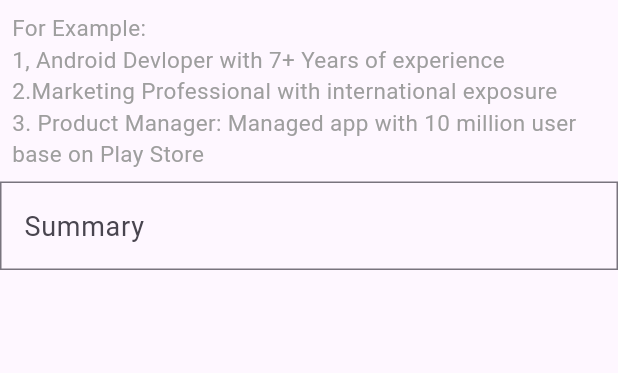
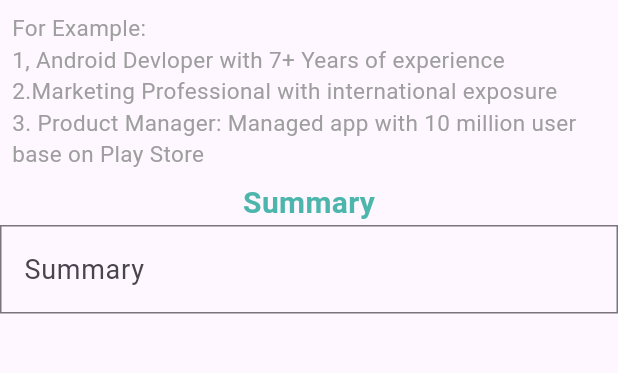
Before and after one commit to Dipeshmaurya1/resume_app1, a Flutter app: the ContactInfo screen opened by its route, tab 2 chosen, on a phone screen of 412 x 824 dp, the part 288-661 px from its top. Run offline on Flutter 3.47's test engine with Material 3 defaults, Android fonts, the phone set to English and light mode, and no system bars.

Commit message:
career_Screen

```diff
--- a/lib/Screens/Information_Screens/Contact_Info_Screen.dart
+++ b/lib/Screens/Information_Screens/Contact_Info_Screen.dart
@@ -1,19 +1,23 @@
 // import 'dart:html';
 
 import 'package:flutter/cupertino.dart';
+
 // import 'package:flutter/gestures.dart';
 import 'package:flutter/material.dart';
 import 'package:flutter/painting.dart';
 import 'package:flutter/rendering.dart';
 import 'package:flutter/widgets.dart';
 
+import 'EducationScreen.dart';
+import 'Summary_Screen.dart';
+
 class ContactInfo extends StatefulWidget {
   const ContactInfo({super.key});
 
   @override
   State<ContactInfo> createState() => _ContactInfoState();
+}
 
-}
 TextEditingController txtname = TextEditingController();
 TextEditingController txtemail = TextEditingController();
 TextEditingController txtcontact = TextEditingController();
@@ -26,77 +30,159 @@ TextEditingController txtnationality = TextEditingController();
 TextEditingController txtheading = TextEditingController();
 TextEditingController txtsummary = TextEditingController();
 TextEditingController txtobjective = TextEditingController();
+
 class _ContactInfoState extends State<ContactInfo> {
   @override
   Widget build(BuildContext context) {
-    return SafeArea(child: DefaultTabController(
+    return SafeArea(
+        child: DefaultTabController(
       length: 7,
       child: Scaffold(
-
           appBar: AppBar(
             bottom: TabBar(
               isScrollable: true,
               tabs: [
                 Tab(
-                child: Text('Contact Info',style: TextStyle(fontSize: 15,color: Colors.white),),
+                  child: Text(
+                    'Contact Info',
+                    style: TextStyle(fontSize: 15, color: Colors.white),
+                  ),
                 ),
                 Tab(
-                child: Text('Heading & Summary',style: TextStyle(fontSize: 15,color: Colors.white),),
+                  child: Text(
+                    'Heading & Summary',
+                    style: TextStyle(fontSize: 15, color: Colors.white),
+                  ),
                 ),
                 Tab(
-                child: Text('Career Objective',style: TextStyle(fontSize: 15,color: Colors.white),),
+                  child: Text(
+                    'Career Objective',
+                    style: TextStyle(fontSize: 15, color: Colors.white),
+                  ),
                 ),
                 Tab(
-                child: Text('Career Objective',style: TextStyle(fontSize: 15,color: Colors.white),),
+                  child: Text(
+                    'Career Objective',
+                    style: TextStyle(fontSize: 15, color: Colors.white),
+                  ),
                 ),
                 Tab(
-                child: Text('Career Objective',style: TextStyle(fontSize: 15,color: Colors.white),),
+                  child: Text(
+                    'Career Objective',
+                    style: TextStyle(fontSize: 15, color: Colors.white),
+                  ),
                 ),
                 Tab(
-                child: Text('Career Objective',style: TextStyle(fontSize: 15,color: Colors.white),),
+                  child: Text(
+                    'Career Objective',
+                    style: TextStyle(fontSize: 15, color: Colors.white),
+                  ),
                 ),
                 Tab(
-                child: Text('Career Objective',style: TextStyle(fontSize: 15,color: Colors.white),),
+                  child: Text(
+                    'Career Objective',
+                    style: TextStyle(fontSize: 15, color: Colors.white),
+                  ),
                 ),
               ],
             ),
-          title: Text('Resume Builder',style: TextStyle(color: Colors.white,fontWeight: FontWeight.w600),),backgroundColor: Colors.teal.shade300,),
-        body:
-        TabBarView(
+            title: Text(
+              'Resume Builder',
+              style:
+                  TextStyle(color: Colors.white, fontWeight: FontWeight.w600),
+            ),
+            backgroundColor: Colors.teal.shade300,
+          ),
+          body: TabBarView(
             children: [
               SingleChildScrollView(
                 child: Column(
                   children: [
-                  SizedBox(height: 20,),
-                  DetailTextFeild(name: 'Name', keyboardType: TextInputType.name, textinputAction: TextInputAction.next, editController: txtname),
-                  SizedBox(height: 5,),
-                  DetailTextFeild(name: 'Email Id', keyboardType: TextInputType.emailAddress, textinputAction: TextInputAction.next, editController: txtemail),
-                  SizedBox(height: 5,),
-                  DetailTextFeild(name: 'Contact Number', keyboardType: TextInputType.number, textinputAction: TextInputAction.next, editController: txtcontact),
-                  SizedBox(height: 5,),
-                  DetailTextFeild(name: 'Date of Birth', keyboardType: TextInputType.datetime, textinputAction: TextInputAction.done, editController: txtdob),
+                    SizedBox(
+                      height: 20,
+                    ),
+                    DetailTextFeild(
+                        name: 'Name',
+                        keyboardType: TextInputType.name,
+                        textinputAction: TextInputAction.next,
+                        editController: txtname),
+                    SizedBox(
+                      height: 5,
+                    ),
+                    DetailTextFeild(
+                        name: 'Email Id',
+                        keyboardType: TextInputType.emailAddress,
+                        textinputAction: TextInputAction.next,
+                        editController: txtemail),
+                    SizedBox(
+                      height: 5,
+                    ),
+                    DetailTextFeild(
+                        name: 'Contact Number',
+                        keyboardType: TextInputType.number,
+                        textinputAction: TextInputAction.next,
+                        editController: txtcontact),
+                    SizedBox(
+                      height: 5,
+                    ),
+                    DetailTextFeild(
+                        name: 'Date of Birth',
+                        keyboardType: TextInputType.datetime,
+                        textinputAction: TextInputAction.done,
+                        editController: txtdob),
 
                     Padding(
-
                       padding: const EdgeInsets.only(left: 8),
-                    child: Column( children: [Text('Gender',style: TextStyle(fontSize: 20,fontWeight: FontWeight.w400),),
-                      Divider(height: 20,thickness: 10,),
-                      buildRadioListTilegender(userGender: 'male', usertitleGender: 'Male',),
-                      buildRadioListTilegender(userGender: 'female', usertitleGender: 'Female'),
-                      Divider(height: 20,thickness: 10,)
-                    ],),
-
+                      child: Column(
+                        children: [
+                          Text(
+                            'Gender',
+                            style: TextStyle(
+                                fontSize: 20, fontWeight: FontWeight.w400),
+                          ),
+                          Divider(
+                            height: 20,
+                            thickness: 10,
+                          ),
+                          buildRadioListTilegender(
+                            userGender: 'male',
+                            usertitleGender: 'Male',
+                          ),
+                          buildRadioListTilegender(
+                              userGender: 'female', usertitleGender: 'Female'),
+                          Divider(
+                            height: 20,
+                            thickness: 10,
+                          )
+                        ],
+                      ),
                     ),
                     Padding(
-
                       padding: const EdgeInsets.only(left: 8),
-                    child: Column( children: [Text('Marital Status',style: TextStyle(fontSize: 20,fontWeight: FontWeight.w400),),
-                      Divider(height: 20,thickness: 10,),
-                      buildRadioListTilestatus(userGender: 'single', usertitleGender: 'Single',),
-                      buildRadioListTilestatus(userGender: 'married', usertitleGender: 'Married'),
-                      Divider(height: 20,thickness: 10,)
-                    ],),
-
+                      child: Column(
+                        children: [
+                          Text(
+                            'Marital Status',
+                            style: TextStyle(
+                                fontSize: 20, fontWeight: FontWeight.w400),
+                          ),
+                          Divider(
+                            height: 20,
+                            thickness: 10,
+                          ),
+                          buildRadioListTilestatus(
+                            userGender: 'single',
+                            usertitleGender: 'Single',
+                          ),
+                          buildRadioListTilestatus(
+                              userGender: 'married',
+                              usertitleGender: 'Married'),
+                          Divider(
+                            height: 20,
+                            thickness: 10,
+                          )
+                        ],
+                      ),
                     ),
                     // Padding(
                     //   padding: const EdgeInsets.only(left: 8),
@@ -105,137 +191,105 @@ class _ContactInfoState extends State<ContactInfo> {
                     //     Expanded(child: buildRadioListTilestatus(userGender: 'married', usertitleGender: 'Married')),
                     //   ],),
                     // ),
-                  DetailTextFeild(name: 'Address', keyboardType: TextInputType.streetAddress, textinputAction: TextInputAction.next, editController: txtaddress),
-                  SizedBox(height: 5,),
-                  DetailTextFeild(name: 'City', keyboardType: TextInputType.streetAddress, textinputAction: TextInputAction.next, editController: txtcity),
-                  SizedBox(height: 5,),
-                  DetailTextFeild(name: 'State', keyboardType: TextInputType.streetAddress, textinputAction: TextInputAction.next, editController: txtstate),
-                  SizedBox(height: 5,),
-                  DetailTextFeild(name: 'Pincode/Zipcode/Areacode', keyboardType: TextInputType.streetAddress, textinputAction: TextInputAction.next, editController: txtpincode),
-                  SizedBox(height: 5,),
-                  DetailTextFeild(name: 'Nationality', keyboardType: TextInputType.streetAddress, textinputAction: TextInputAction.done, editController: txtnationality),
+                    DetailTextFeild(
+                        name: 'Address',
+                        keyboardType: TextInputType.streetAddress,
+                        textinputAction: TextInputAction.next,
+                        editController: txtaddress),
+                    SizedBox(
+                      height: 5,
+                    ),
+                    DetailTextFeild(
+                        name: 'City',
+                        keyboardType: TextInputType.streetAddress,
+                        textinputAction: TextInputAction.next,
+                        editController: txtcity),
+                    SizedBox(
+                      height: 5,
+                    ),
+                    DetailTextFeild(
+                        name: 'State',
+                        keyboardType: TextInputType.streetAddress,
+                        textinputAction: TextInputAction.next,
+                        editController: txtstate),
+                    SizedBox(
+                      height: 5,
+                    ),
+                    DetailTextFeild(
+                        name: 'Pincode/Zipcode/Areacode',
+                        keyboardType: TextInputType.streetAddress,
+                        textinputAction: TextInputAction.next,
+                        editController: txtpincode),
+                    SizedBox(
+                      height: 5,
+                    ),
+                    DetailTextFeild(
+                        name: 'Nationality',
+                        keyboardType: TextInputType.streetAddress,
+                        textinputAction: TextInputAction.done,
+                        editController: txtnationality),
                   ],
                 ),
               ),
-            SingleChildScrollView(
-              child: Column(
-                children: [
-                  Row(mainAxisAlignment: MainAxisAlignment.center,
-                    children: [
-                      Text('Resume Heading',style: TextStyle(fontSize: 20,color: Colors.teal.shade300,fontWeight: FontWeight.bold),),
+              SummaryHeadingScreen(),
+              EducationScreen(),
+
             ],
-                  ),
-                  TextFormField(
-                    controller: txtheading,
-                    decoration: InputDecoration(
-                        hintText: 'Resume Heading & Summary',
-                        hintStyle: TextStyle(fontWeight: FontWeight.w400,fontSize: 18),
-                        focusedBorder: OutlineInputBorder(
-                            borderSide: BorderSide(
-                                color: Colors.teal.shade300,
-                                width: 3
-                            )
-                        ),
-                        border: OutlineInputBorder(
-                          borderRadius: BorderRadius.only(bottomLeft: Radius.zero),
-                        )
-                    ),
-                  ),
-                  Padding(
-                    padding: const EdgeInsets.all(8.0),
-                    child: Column(
-                      crossAxisAlignment: CrossAxisAlignment.start,
-                      children: [
-                        Text('For Example:',style: TextStyle(fontSize: 15,fontWeight: FontWeight.w400,color: Colors.grey),),
-                        Text('1, Android Devloper with 7+ Years of experience',style: TextStyle(fontSize: 15,fontWeight: FontWeight.w400,color: Colors.grey),),
-                        Text('2.Marketing Professional with international exposure',style: TextStyle(fontSize: 15,fontWeight: FontWeight.w400,color: Colors.grey),),
-                        Text('3. Product Manager: Managed app with 10 million user base on Play Store',style: TextStyle(fontSize: 15,fontWeight: FontWeight.w400,color: Colors.grey),)
-                      ],
-                    ),
-                  ),
-                  TextFormField(
-                    maxLines: null,
-                    controller: txtsummary,
-                    decoration: InputDecoration(
-                        hintText: 'Summary',
-                        hintStyle: TextStyle(fontWeight: FontWeight.w400,fontSize: 18),
-                        focusedBorder: OutlineInputBorder(
-                            borderSide: BorderSide(
-                                color: Colors.teal.shade300,
-                                width: 3
-                            )
-                        ),
-                        border: OutlineInputBorder(
-                          borderRadius: BorderRadius.only(bottomLeft: Radius.zero),
-                        )
-                    ),
-                  ),
-                ],
-              ),
-            ),
-            Column(
-              // mainAxisAlignment: MainAxisAlignment.spaceBetween,
-              children: [
-                Row(mainAxisAlignment: MainAxisAlignment.center,
-                  children: [
-                    Text('Career Objective',style: TextStyle(fontSize: 20,color: Colors.teal.shade300,fontWeight: FontWeight.bold),),
-                  ],
-                ),
-                TextFormField(
-                  keyboardType: TextInputType.multiline,
-                  textInputAction: TextInputAction.newline,
-                  maxLines: null,
-                  controller: txtobjective,
-                  decoration: InputDecoration(
-                      hintText: 'Career Objective',
-                      focusedBorder: OutlineInputBorder(
-                          borderSide: BorderSide(
-                              color: Colors.teal.shade300,
-                              width: 3
-                          )
-                      ),
-                      border: OutlineInputBorder(
-                        borderRadius: BorderRadius.only(bottomLeft: Radius.zero),
-                      )
-                  ),
-                ),
-                FloatingActionButton(onPressed: (){},child: Icon(Icons.add_circle_outline_outlined),)
-              ],
-            ),
-          ],
-        )
-
-      ),
+          )),
     ));
   }
-String gender ='Male';
-  RadioListTile<String> buildRadioListTilegender({required userGender,required usertitleGender}) {
+
+
+
+
+
+  String gender = 'Male';
+
+  RadioListTile<String> buildRadioListTilegender(
+      {required userGender, required usertitleGender}) {
     return RadioListTile(
       value: userGender,
       groupValue: gender,
-      title: Text(usertitleGender,style: TextStyle(fontSize:13),),
+      title: Text(
+        usertitleGender,
+        style: TextStyle(fontSize: 13),
+      ),
       onChanged: (value) {
-        setState(() {
+        setState(
+          () {
             gender = value!;
-        },);
           },
         );
-  }
-  String status='Single';
-  RadioListTile<String> buildRadioListTilestatus({required userGender,required usertitleGender}) {
-    return RadioListTile(
-      value: userGender,
-      groupValue: status,
-      title: Text(usertitleGender,style: TextStyle(fontSize:13),),
-      onChanged: (value) {
-        setState(() {
-          status = value!;
-        },);
       },
     );
   }
 
-  TextFormField DetailTextFeild({required name,required keyboardType,required textinputAction,required editController}) {
+  String status = 'Single';
+
+  RadioListTile<String> buildRadioListTilestatus(
+      {required userGender, required usertitleGender}) {
+    return RadioListTile(
+      value: userGender,
+      groupValue: status,
+      title: Text(
+        usertitleGender,
+        style: TextStyle(fontSize: 13),
+      ),
+      onChanged: (value) {
+        setState(
+          () {
+            status = value!;
+          },
+        );
+      },
+    );
+  }
+
+  TextFormField DetailTextFeild(
+      {required name,
+      required keyboardType,
+      required textinputAction,
+      required editController}) {
     return TextFormField(
       controller: editController,
       keyboardType: keyboardType,
@@ -246,13 +300,11 @@ String gender ='Male';
           focusedBorder: OutlineInputBorder(
               borderSide: BorderSide(
             color: Colors.teal.shade300,
-              )
-            ),
+          )),
           border: OutlineInputBorder(
-              borderRadius: BorderRadius.only(bottomLeft:Radius.zero,bottomRight: Radius.zero),
-            )
-
-          ),
+            borderRadius: BorderRadius.only(
+                bottomLeft: Radius.zero, bottomRight: Radius.zero),
+          )),
     );
   }
 }
--- /dev/null
+++ b/lib/Screens/Information_Screens/EducationScreen.dart
@@ -0,0 +1,41 @@
+import 'package:flutter/material.dart';
+
+import 'Contact_Info_Screen.dart';
+
+Widget EducationScreen() {
+  return SingleChildScrollView(
+    child: Column(
+      mainAxisAlignment: MainAxisAlignment.spaceEvenly,
+      children: [
+        Row(
+          mainAxisAlignment: MainAxisAlignment.center,
+          children: [
+            Text(
+              'Career Objective',
+              style: TextStyle(
+                  fontSize: 20,
+                  color: Colors.teal.shade300,
+                  fontWeight: FontWeight.bold),
+            ),
+          ],
+        ),
+        TextFormField(
+          keyboardType: TextInputType.multiline,
+          textInputAction: TextInputAction.newline,
+          maxLines: null,
+          controller: txtobjective,
+          decoration: InputDecoration(
+              hintText: 'Career Objective',
+              focusedBorder: OutlineInputBorder(
+                  borderSide: BorderSide(
+                      color: Colors.teal.shade300, width: 3)),
+              border: OutlineInputBorder(
+                borderRadius:
+                BorderRadius.only(bottomLeft: Radius.zero),
+              )),
+        ),
+        FloatingActionButton(onPressed: (){},child: Icon(Icons.add_circle_outline_outlined),),
+      ],
+    ),
+  );
+}
--- /dev/null
+++ b/lib/Screens/Information_Screens/Summary_Screen.dart
@@ -0,0 +1,96 @@
+import 'package:flutter/material.dart';
+
+import 'Contact_Info_Screen.dart';
+
+Widget SummaryHeadingScreen() {
+  return SingleChildScrollView(
+    child: Column(
+      children: [
+        Row(
+          mainAxisAlignment: MainAxisAlignment.center,
+          children: [
+            Text(
+              'Resume Heading',
+              style: TextStyle(
+                  fontSize: 20,
+                  color: Colors.teal.shade300,
+                  fontWeight: FontWeight.bold),
+            ),
+          ],
+        ),
+        TextFormField(
+          controller: txtheading,
+          decoration: InputDecoration(
+              hintText: 'Resume Heading & Summary',
+              hintStyle: TextStyle(
+                  fontWeight: FontWeight.w400, fontSize: 18),
+              focusedBorder: OutlineInputBorder(
+                  borderSide: BorderSide(
+                      color: Colors.teal.shade300, width: 3)),
+              border: OutlineInputBorder(
+                borderRadius:
+                BorderRadius.only(bottomLeft: Radius.zero),
+              )),
+        ),
+        Padding(
+          padding: const EdgeInsets.all(8.0),
+          child: Column(
+            crossAxisAlignment: CrossAxisAlignment.start,
+            children: [
+              Text(
+                'For Example:',
+                style: TextStyle(
+                    fontSize: 15,
+                    fontWeight: FontWeight.w400,
+                    color: Colors.grey),
+              ),
+              Text(
+                '1, Android Devloper with 7+ Years of experience',
+                style: TextStyle(
+                    fontSize: 15,
+                    fontWeight: FontWeight.w400,
+                    color: Colors.grey),
+              ),
+              Text(
+                '2.Marketing Professional with international exposure',
+                style: TextStyle(
+                    fontSize: 15,
+                    fontWeight: FontWeight.w400,
+                    color: Colors.grey),
+              ),
+              Text(
+                '3. Product Manager: Managed app with 10 million user base on Play Store',
+                style: TextStyle(
+                    fontSize: 15,
+                    fontWeight: FontWeight.w400,
+                    color: Colors.grey),
+              )
+            ],
+          ),
+        ),
+        Text(
+          'Summary',
+          style: TextStyle(
+              fontSize: 20,
+              color: Colors.teal.shade300,
+              fontWeight: FontWeight.bold),
+        ),
+        TextFormField(
+          maxLines: null,
+          controller: txtsummary,
+          decoration: InputDecoration(
+              hintText: 'Summary',
+              hintStyle: TextStyle(
+                  fontWeight: FontWeight.w400, fontSize: 18),
+              focusedBorder: OutlineInputBorder(
+                  borderSide: BorderSide(
+                      color: Colors.teal.shade300, width: 3)),
+              border: OutlineInputBorder(
+                borderRadius:
+                BorderRadius.only(bottomLeft: Radius.zero),
+              )),
+        ),
+      ],
+    ),
+  );
+}
```
Lines whose indentation alone changed are shown as unchanged.
